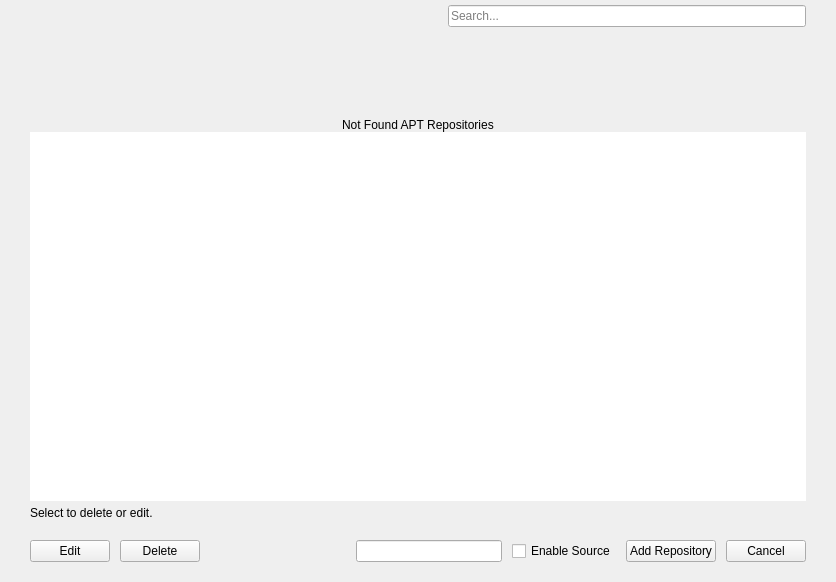
Above: linux/nexis/Pages/AptSourceManager/apt_source_manager_page.ui from s4solutionsllc/Nexis before the change. Below: the same form after it.
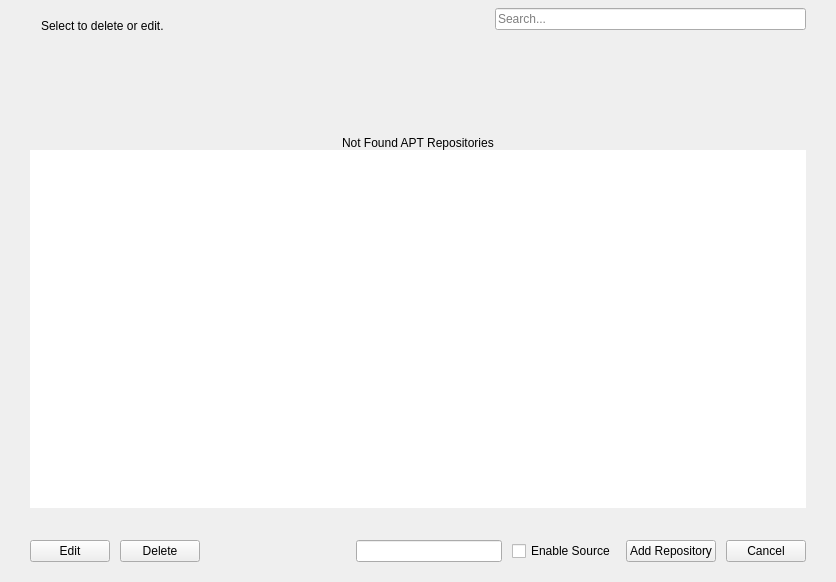
That is the form after the change. Icons and pictures are not drawn.

Commit message: feat(apt-source-manager): DS §2/§3/§7 pass on repository manager page (NEX-15096)

The edit to the form file:
```diff
--- a/linux/nexis/Pages/AptSourceManager/apt_source_manager_page.ui
+++ b/linux/nexis/Pages/AptSourceManager/apt_source_manager_page.ui
@@ -72,13 +72,13 @@
           <number>0</number>
          </property>
          <property name="topMargin">
-          <number>0</number>
+          <number>12</number>
          </property>
          <property name="rightMargin">
           <number>0</number>
          </property>
          <property name="bottomMargin">
-          <number>0</number>
+          <number>12</number>
          </property>
          <item>
           <widget class="QWidget" name="notFoundWidget" native="true">
@@ -366,27 +366,92 @@
         </property>
        </spacer>
       </item>
-      <item row="0" column="0" colspan="5">
-       <widget class="QLabel" name="lblAptSourceTitle">
-        <property name="font">
-         <font>
-          <pointsize>11</pointsize>
-          <italic>false</italic>
-         </font>
+      <item row="0" column="0" colspan="5" alignment="Qt::AlignLeft">
+       <widget class="QWidget" name="sectionHeaderRow" native="true">
+        <property name="sizePolicy">
+         <sizepolicy hsizetype="Preferred" vsizetype="Fixed">
+          <horstretch>0</horstretch>
+          <verstretch>0</verstretch>
+         </sizepolicy>
         </property>
-        <property name="styleSheet">
-         <string notr="true"/>
-        </property>
-        <property name="text">
-         <string notr="true"/>
-        </property>
-       </widget>
-      </item>
-      <item row="2" column="0" colspan="7">
-       <widget class="QLabel" name="lblAptSourceSelectInfo">
-        <property name="text">
-         <string>Select to delete or edit.</string>
-        </property>
+        <layout class="QHBoxLayout" name="sectionHeaderRowLayout">
+         <property name="leftMargin">
+          <number>0</number>
+         </property>
+         <property name="topMargin">
+          <number>0</number>
+         </property>
+         <property name="rightMargin">
+          <number>0</number>
+         </property>
+         <property name="bottomMargin">
+          <number>0</number>
+         </property>
+         <property name="spacing">
+          <number>8</number>
+         </property>
+         <item>
+          <widget class="QFrame" name="sectionHeaderAccent">
+           <property name="sizePolicy">
+            <sizepolicy hsizetype="Fixed" vsizetype="Preferred">
+             <horstretch>0</horstretch>
+             <verstretch>0</verstretch>
+            </sizepolicy>
+           </property>
+           <property name="minimumSize">
+            <size>
+             <width>3</width>
+             <height>26</height>
+            </size>
+           </property>
+           <property name="maximumSize">
+            <size>
+             <width>3</width>
+             <height>16777215</height>
+            </size>
+           </property>
+           <property name="frameShape">
+            <enum>QFrame::NoFrame</enum>
+           </property>
+           <property name="accentToken" stdset="0">
+            <string notr="true">info</string>
+           </property>
+          </widget>
+         </item>
+         <item>
+          <layout class="QVBoxLayout" name="sectionHeaderTextCol">
+           <property name="leftMargin">
+            <number>0</number>
+           </property>
+           <property name="topMargin">
+            <number>0</number>
+           </property>
+           <property name="rightMargin">
+            <number>0</number>
+           </property>
+           <property name="bottomMargin">
+            <number>0</number>
+           </property>
+           <property name="spacing">
+            <number>0</number>
+           </property>
+           <item>
+            <widget class="QLabel" name="sectionHeaderTitle">
+             <property name="text">
+              <string notr="true"/>
+             </property>
+            </widget>
+           </item>
+           <item>
+            <widget class="QLabel" name="sectionHeaderSource">
+             <property name="text">
+              <string>Select to delete or edit.</string>
+             </property>
+            </widget>
+           </item>
+          </layout>
+         </item>
+        </layout>
        </widget>
       </item>
      </layout>
```
Left out of the diff: 5 changed lines with no effect on the pictures. The commit also changes 5 other files.
